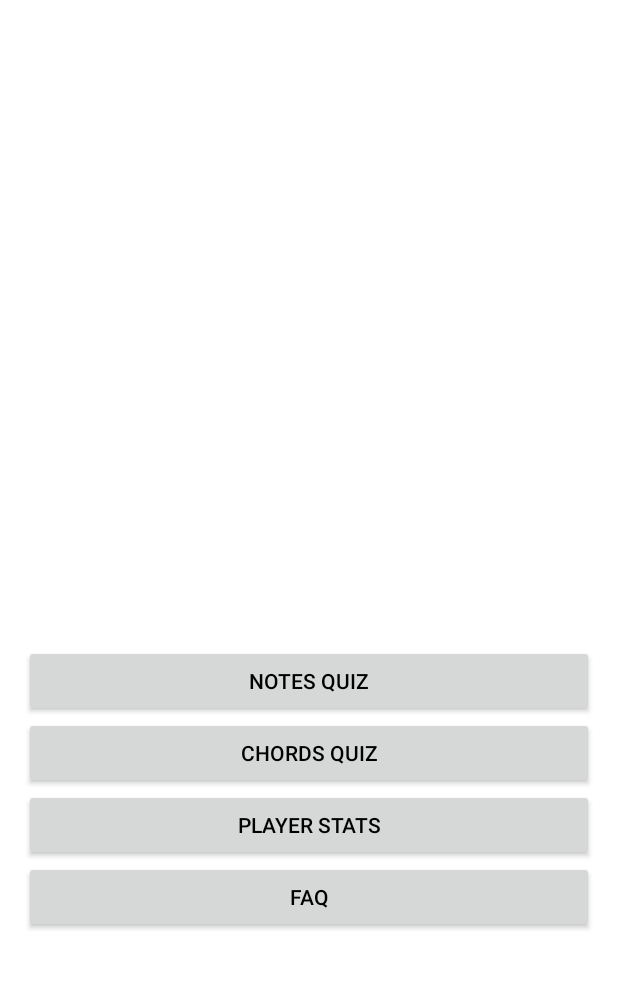
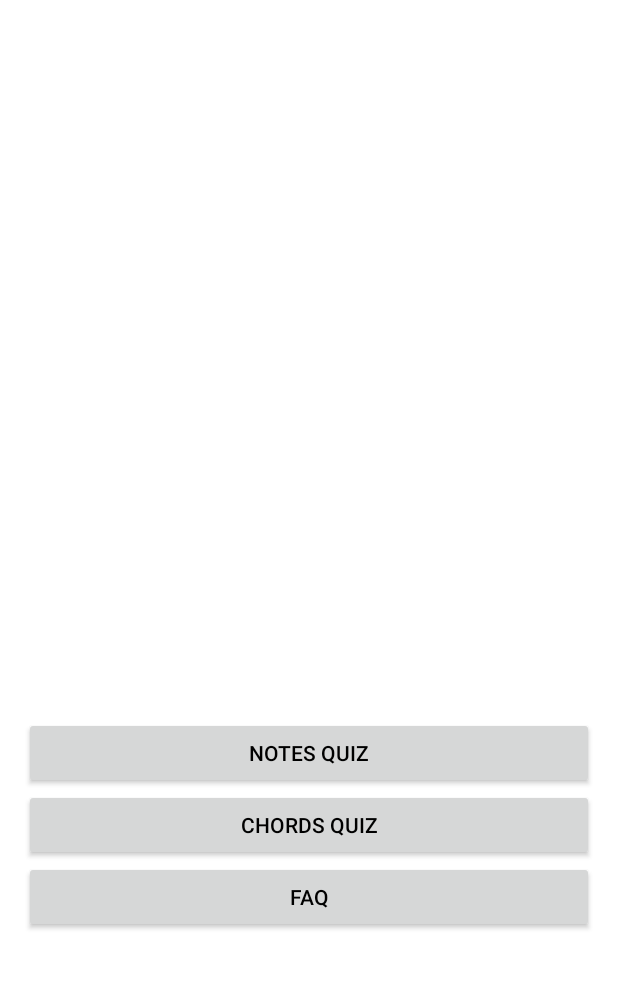
Before and after one commit to juanlet/TT, an Android app: the screen it shows after launch (MainActivity), on a phone screen of 412 x 824 dp, the part 246-1235 px from its top. Run offline under Robolectric (Android 15) with nearby library versions, the phone set to English and light mode, and no system bars.

Commit message:
-Se borró la parte de las stats ya que no se va a usar -Ahora al seleccionar el modo hard se esconden las opciones de con o sin séptima en la pantalla de setings -Falta agregarle la modificacion de cuando seleccione una escala en particular en modo easy y medium muestre solo la escala mayor y la escala menor y en modo hard muestre las 4 escalas

```diff
--- a/app/src/main/res/layout/activity_main.xml
+++ b/app/src/main/res/layout/activity_main.xml
@@ -59,19 +59,6 @@
         <Button
             android:layout_width="fill_parent"
             android:layout_height="wrap_content"
-            android:text="@string/player_stats_button"
-            android:id="@+id/statistics"
-            android:layout_gravity="bottom"
-            android:layout_above="@+id/faq"
-            android:layout_alignLeft="@+id/button3"
-            android:layout_alignStart="@+id/button3"
-            android:layout_alignRight="@+id/button3"
-            android:layout_alignEnd="@+id/button3"
-            android:onClick="goToStats"/>
-
-        <Button
-            android:layout_width="fill_parent"
-            android:layout_height="wrap_content"
             android:text="@string/faq_button"
             android:id="@+id/faq"
             android:layout_gravity="bottom"
```
